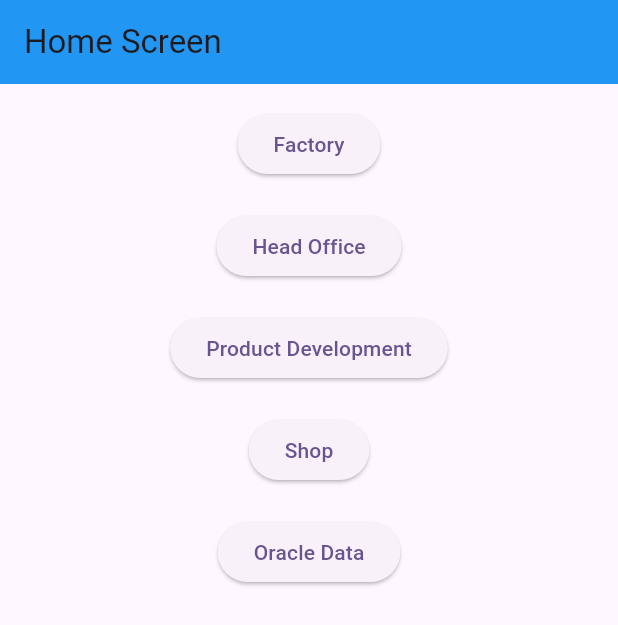
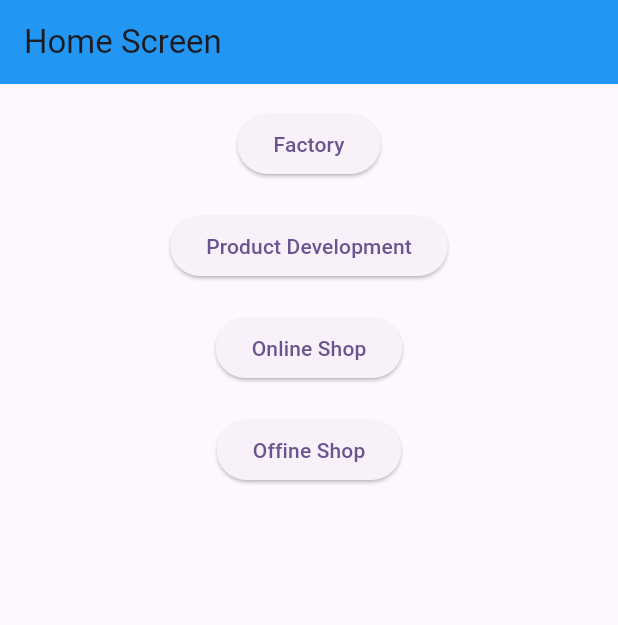
Before and after one commit to RAMZY02/googlecloudgaming, a Flutter app: the screen it shows after launch, on a phone screen of 412 x 824 dp. Shown: the top 625 px of the screen. Run offline on Flutter 3.47's test engine with Material 3 defaults, Android fonts, the phone set to English and light mode, and no system bars; our stand-ins replace carousel_slider, image_picker.

Commit message:
Offline Shop

```diff
--- a/lib/auth/ui/login_screen.dart
+++ b/lib/auth/ui/login_screen.dart
@@ -110,15 +110,15 @@
                 child: Text('Factory'),
               ),
             ),
-            SizedBox(height: 20),
-            Center(
-              child: ElevatedButton(
-                onPressed: () {
-                  Navigator.pushNamed(context, '/headOfficeDashboard');
-                },
-                child: Text('Head Office'),
-              ),
-            ),
+            // SizedBox(height: 20),
+            // Center(
+            //   child: ElevatedButton(
+            //     onPressed: () {
+            //       Navigator.pushNamed(context, '/headOfficeDashboard');
+            //     },
+            //     child: Text('Head Office'),
+            //   ),
+            // ),
             SizedBox(height: 20),
             Center(
               child: ElevatedButton(
@@ -132,20 +132,29 @@
             Center(
               child: ElevatedButton(
                 onPressed: () {
-                  Navigator.pushNamed(context, '/homeCatalog');
+                  Navigator.pushNamed(context, '/homePage');
                 },
-                child: Text('Shop'),
+                child: Text('Online Shop'),
               ),
             ),
             SizedBox(height: 20),
             Center(
               child: ElevatedButton(
                 onPressed: () {
-                  Navigator.pushNamed(context, '/oracleData');
+                  Navigator.pushNamed(context, '/offlineShop');
                 },
-                child: Text('Oracle Data'),
+                child: Text('Offine Shop'),
               ),
             ),
+            // SizedBox(height: 20),
+            // Center(
+            //   child: ElevatedButton(
+            //     onPressed: () {
+            //       Navigator.pushNamed(context, '/oracleData');
+            //     },
+            //     child: Text('Oracle Data'),
+            //   ),
+            // ),
           ],
         ),
       ),
--- a/lib/main.dart
+++ b/lib/main.dart
@@ -10,10 +10,9 @@
 import 'package:steppa/product_development/ui/pending_designs_screen.dart';
 import 'package:steppa/product_development/ui/product_development_screen.dart';
 import 'package:steppa/product_development/ui/production_screen.dart';
-
-
 import 'online_shop/ui/detail_product.dart';
 import 'online_shop/ui/search.dart';
+import 'offline_shop/ui/offline_shop_screen.dart';
 
 void main() {
   runApp(const MyApp());
@@ -48,6 +47,7 @@
         '/productDevelopmentDashboard': (context) => const ProductDevelopmentScreen(),
         '/pendingDesigns': (context) => const PendingDesignsScreen(),
         '/production': (context) => const ProductionScreen(),
+        '/offlineShop': (context) => const OfflineShopScreen(),
       },
       home: const LoginScreen(),
     );
--- /dev/null
+++ b/lib/offline_shop/models/product.dart
@@ -0,0 +1,15 @@
+class Product {
+  final String id;
+  final String name;
+  final String imageUrl;
+  final double price;
+  int quantity; // Untuk menyimpan jumlah yang akan dibeli
+
+  Product({
+    required this.id,
+    required this.name,
+    required this.imageUrl,
+    required this.price,
+    this.quantity = 0,
+  });
+}
```
Also changed, not shown: lib/offline_shop/ui/cart_screen.dart (added, +43 -0 lines), lib/offline_shop/ui/invoice_screen.dart (added, +55 -0 lines), lib/offline_shop/ui/offline_shop_screen.dart (added, +75 -0 lines).
